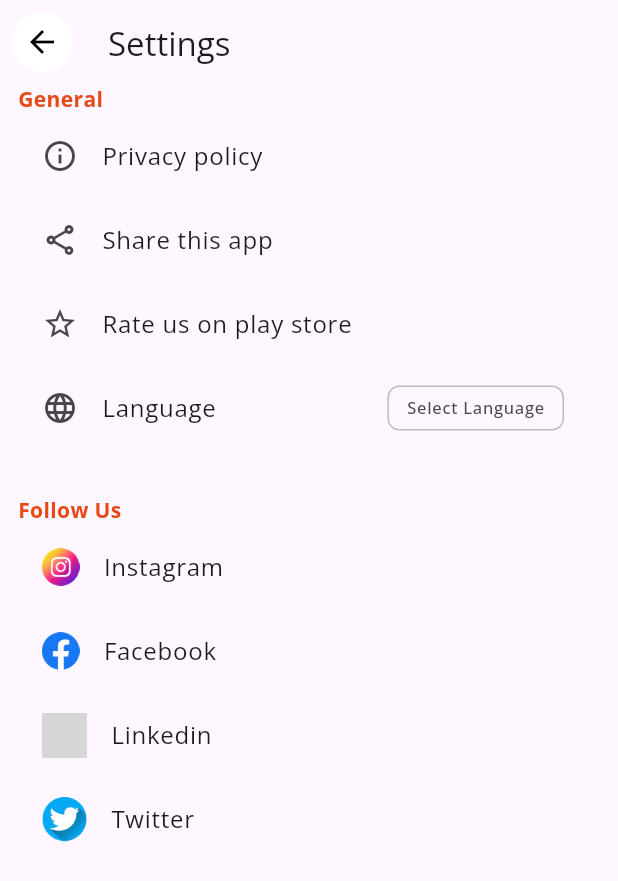
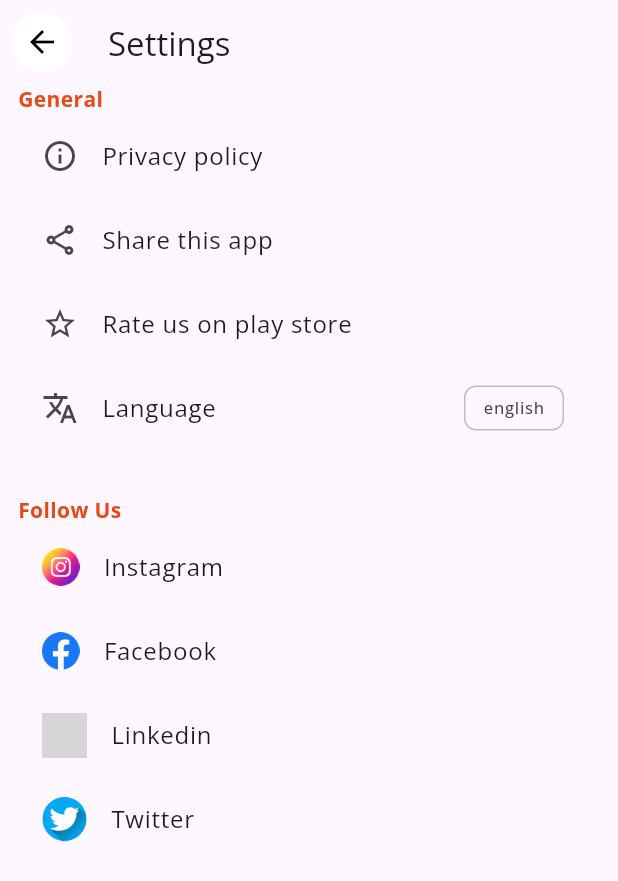
Before and after one commit to Techlyverse/dailyquotes, a Flutter app: the screen it shows after launch, after a tap on the "settings" icon, on a phone screen of 412 x 824 dp. Shown: the top 881 px of the screen. Run offline on Flutter 3.47's test engine with Material 3 defaults, Android fonts, the light colour scheme and no system bars; our stand-ins replace cloud_firestore, firebase_core, flutter_riverpod, google_fonts, riverpod_annotation, share_plus and 1 more; accounts and stored records are empty; generated files the repository leaves out were written again; grey boxes are pictures that could not be loaded.

Commit message:
minor changes

```diff
--- a/lib/preferences/preferences.dart
+++ b/lib/preferences/preferences.dart
@@ -8,6 +8,7 @@ class Preferences {
   static const String _imageUrl = "imageUrl";
   static const String _fontIndex = "fontIndex";
   static const String _language = "language";
+  static const String _languages = "languages";
 
   static late final SharedPreferences _prefs;
 
@@ -15,12 +16,20 @@ class Preferences {
     _prefs = await SharedPreferences.getInstance();
   }
 
-  static Future<bool> saveLanguages(String language) async {
+  static Future<bool> saveLanguages(List<String> languages) async {
+    return await _prefs.setStringList(_languages, languages);
+  }
+
+  static List<String> getLanguages() {
+    return _prefs.getStringList(_languages) ?? ["english", "hindi"];
+  }
+
+  static Future<bool> saveLanguage(String language) async {
     return await _prefs.setString(_language, language);
   }
 
-  static String? getLanguages() {
-    return _prefs.getString(_language) ?? "";
+  static String getLanguage() {
+    return _prefs.getString(_language) ?? "english";
   }
 
   static Future<bool> saveGradientIndex(int index) async {
@@ -63,7 +72,7 @@ class Preferences {
     return await _prefs.setInt(_fontIndex, index);
   }
 
-  static int? getFont(){
+  static int? getFont() {
     return _prefs.getInt(_fontIndex);
   }
 }
--- a/lib/screens/home/category_tab.dart
+++ b/lib/screens/home/category_tab.dart
@@ -9,12 +9,10 @@ import 'package:dailyquotes/provider/font_provider.dart';
 import 'package:flutter_riverpod/flutter_riverpod.dart';
 import 'package:dailyquotes/preferences/preferences.dart';
 
-
 class CategoryTab extends ConsumerWidget {
+  const CategoryTab({super.key, required this.category});
   final String category;
-  final String? langs = Preferences.getLanguages();
-   CategoryTab({super.key, required this.category});
-
+  static final List<String> languages = Preferences.getLanguages();
 
   @override
   Widget build(BuildContext context, WidgetRef ref) {
@@ -24,7 +22,7 @@ class CategoryTab extends ConsumerWidget {
             stream: FirebaseFirestore.instance
                 .collection('Facts')
                 .where('category', arrayContains: category)
-                .where('language', isEqualTo: langs)
+                .where('language', isEqualTo: languages)
                 .snapshots(),
             builder: (context, snapshot) {
               if (snapshot.hasError) {
--- a/lib/screens/home/home_screen.dart
+++ b/lib/screens/home/home_screen.dart
@@ -11,24 +11,36 @@ import 'package:flutter_riverpod/flutter_riverpod.dart';
 import '../settings/setting.dart';
 import 'background_sheet.dart';
 
-class HomeScreen extends ConsumerWidget {
-  HomeScreen({super.key});
-   final List<String> categories = ["Horror", "Comedy", "Romance", "Love"];
-  late List<String> languages = [];
+class HomeScreen extends ConsumerStatefulWidget {
+  const HomeScreen({super.key});
 
   @override
-  Widget build(BuildContext context, WidgetRef ref) {
+  ConsumerState<HomeScreen> createState() => _HomeScreenState();
+}
+
+class _HomeScreenState extends ConsumerState<HomeScreen> {
+  List<String> categories = [];
+  List<String> languages = [];
+
+  @override
+  void initState() {
+    super.initState();
+    getAppInfo();
+  }
 
 
+  @override
+  Widget build(BuildContext context) {
     return Container(
       decoration: ref.watch(bgNotifierProvider),
       child: Scaffold(
         backgroundColor: Colors.transparent,
         body: Padding(
-          padding: const EdgeInsets.only(left : 20.0, top: 40, right: 20, bottom: 20 ),
+          padding:
+              const EdgeInsets.only(left: 20.0, top: 40, right: 20, bottom: 20),
           child: DefaultTabController(
             length: categories.length,
-            child:  Column(
+            child: Column(
               children: [
                 TabBar(tabs: [
                   Tab(text: 'Horror'),
@@ -39,13 +51,21 @@ class HomeScreen extends ConsumerWidget {
                   //   Tab(text: i),
                   // }
                 ]),
-                Expanded(child: TabBarView(children: [
-                  CategoryTab( category: 'Horror',),
-                  CategoryTab(category: 'Comedy',),
-                  CategoryTab(category: 'Romance',),
-                  CategoryTab(category: 'Love',),
+                Expanded(
+                    child: TabBarView(children: [
+                  CategoryTab(
+                    category: 'Horror',
+                  ),
+                  CategoryTab(
+                    category: 'Comedy',
+                  ),
+                  CategoryTab(
+                    category: 'Romance',
+                  ),
+                  CategoryTab(
+                    category: 'Love',
+                  ),
                 ])),
-
               ],
             ),
           ),
@@ -61,7 +81,7 @@ class HomeScreen extends ConsumerWidget {
   //   }
   // }
 
-  Future<List<String>> getLanguages() async {
+  Future<void> getAppInfo() async {
     try {
       final DocumentSnapshot doc = await FirebaseFirestore.instance
           .collection('app_info')
@@ -70,23 +90,13 @@ class HomeScreen extends ConsumerWidget {
 
       if (doc.exists) {
         final data = doc.data() as Map<String, dynamic>;
-        List<dynamic> langList = data['languages'];
-
-        // Convert dynamic list to List<String>
-         langList.map((lang) => lang.toString()).toList();
-        for(var lang in langList){
-               languages.add(lang);
-               print(languages);
-        }
-        return languages;
+        languages = List.from(data['languages']);
+        categories = List.from(data['categories']);
       } else {
         throw Exception("Document does not exist.");
       }
     } catch (e) {
       print("Error getting languages: $e");
-          return [];
     }
   }
-
-
 }
--- a/lib/screens/settings/setting.dart
+++ b/lib/screens/settings/setting.dart
@@ -1,131 +1,5 @@
-// import "package:dailyquotes/preferences/preferences.dart";
-// import "package:dailyquotes/screens/home/home_screen.dart";
-// import "package:flutter/material.dart";
-// import "package:share_plus/share_plus.dart";
-// import "package:url_launcher/url_launcher_string.dart";
-//
-// import "../../data/app_urls.dart";
-//
-// class SettingScreen extends StatefulWidget {
-//   const SettingScreen({super.key});
-//
-//   @override
-//   State<SettingScreen> createState() => _SettingScreenState();
-// }
-//
-// class _SettingScreenState extends State<SettingScreen> {
-//    late List<String> languages = [] ;
-//
-//
-//   @override
-//   Widget build(BuildContext context) {
-//     List<PopupMenuEntry<dynamic>> menuItems = languages
-//         .map((language) => PopupMenuItem(
-//       value: language,
-//       child: Text(language),
-//     ))
-//         .toList();
-//     return Scaffold(
-//       appBar: AppBar(title: const Text('Settings')),
-//       body: SingleChildScrollView(
-//         padding: const EdgeInsets.symmetric(horizontal: 12),
-//         child: Column(
-//           crossAxisAlignment: CrossAxisAlignment.start,
-//           children: [
-//             Text(
-//               "General",
-//               style: TextStyle(
-//                 color: Colors.deepOrange.shade700,
-//                 fontWeight: FontWeight.bold,
-//               ),
-//             ),
-//             ListTile(
-//               leading: const Icon(Icons.language_outlined),
-//               title: const Text('Language'),
-//               onTap: () async {
-//                 languages = await HomeScreen().getLanguages();
-//
-//                 debugPrint("Language tapped");
-//                 debugPrint("${menuItems[0]}");
-//                 debugPrint("${languages.isNotEmpty}");
-//                 PopupMenuButton<dynamic>(
-//                   itemBuilder: (BuildContext context) {
-//
-//                     return menuItems;
-//                   },
-//                   onSelected: (dynamic language) {
-//                     // Handle the selected option
-//                     Preferences.saveLanguages(language);
-//                   },
-//                 );
-//               },
-//             ),
-//             ListTile(
-//               leading: const Icon(Icons.info_outline),
-//               title: const Text('Privacy policy'),
-//               onTap: () async {
-//                 launchUrlString(AppUrls.privacyPolicyUrl);
-//               },
-//             ),
-//             ListTile(
-//               leading: const Icon(Icons.share_outlined),
-//               title: const Text('Share this app'),
-//               onTap: () async {
-//                 await Share.share(AppUrls.playStoreUrl);
-//               },
-//             ),
-//             ListTile(
-//               leading: const Icon(Icons.star_border),
-//               title: const Text('Rate us on play store'),
-//               onTap: () async {
-//                 launchUrlString(AppUrls.playStoreUrl);
-//               },
-//             ),
-//             const SizedBox(height: 30),
-//             Text(
-//               "Follow Us",
-//               style: TextStyle(
-//                 color: Colors.deepOrange.shade700,
-//                 fontWeight: FontWeight.bold,
-//               ),
-//             ),
-//             ListTile(
-//               leading: Image.asset("assets/icons/instagram.png", height: 25),
-//               title: const Text('Instagram'),
-//               onTap: () async {
-//                 launchUrlString(AppUrls.instagramUrl);
-//               },
-//             ),
-//             ListTile(
-//               leading: Image.asset("assets/icons/facebook.png", height: 25),
-//               title: const Text('Facebook'),
-//               onTap: () async {
-//                 launchUrlString(AppUrls.facebookUrl);
-//               },
-//             ),
-//             ListTile(
-//               leading: Image.asset("assets/icons/linkedin.png", height: 30),
-//               title: const Text('Linkedin'),
-//               onTap: () async {
-//                 launchUrlString(AppUrls.linkedinUrl);
-//               },
-//             ),
-//             ListTile(
-//               leading: Image.asset("assets/icons/twitter.png", height: 30),
-//               title: const Text('Twitter'),
-//               onTap: () async {
-//                 launchUrlString(AppUrls.twitterUrl);
-//               },
-//             ),
-//           ],
-//         ),
-//       ),
-//     );
-//   }
-// }
 import "package:cloud_firestore/cloud_firestore.dart";
 import "package:dailyquotes/preferences/preferences.dart";
-import "package:dailyquotes/screens/home/home_screen.dart";
 import "package:flutter/material.dart";
 import "package:share_plus/share_plus.dart";
 import "package:url_launcher/url_launcher_string.dart";
@@ -141,13 +15,12 @@ class SettingScreen extends StatefulWidget {
 
 class _SettingScreenState extends State<SettingScreen> {
   List<String> _languages = [];
-  String _selectedLanguage = 'Select Language'; // Default display
+  String _selectedLanguage = Preferences.getLanguage();
 
   @override
   void initState() {
     super.initState();
     loadLanguages();
-
   }
 
   Future<void> loadLanguages() async {
@@ -159,8 +32,6 @@ class _SettingScreenState extends State<SettingScreen> {
 
   Future<List<String>> getLanguages() async {
     try {
-      // final langs = await Preferences.getLanguages();
-      // debugPrint('Stored languages: $langs');
       final DocumentSnapshot doc = await FirebaseFirestore.instance
           .collection('app_info')
           .doc('info')
@@ -218,15 +89,13 @@ class _SettingScreenState extends State<SettingScreen> {
               },
             ),
             ListTile(
-              leading: const Icon(Icons.language),
+              leading: const Icon(Icons.translate),
               title: const Text('Language'),
               trailing: PopupMenuButton<String>(
                 onSelected: (String value) {
                   setState(() {
                     _selectedLanguage = value;
-                    Preferences.saveLanguages(value);
-
-
+                    Preferences.saveLanguage(value);
                   });
                 },
                 itemBuilder: (BuildContext context) {
@@ -239,7 +108,7 @@ class _SettingScreenState extends State<SettingScreen> {
                 },
                 child: Container(
                   padding:
-                  const EdgeInsets.symmetric(horizontal: 12, vertical: 6),
+                      const EdgeInsets.symmetric(horizontal: 12, vertical: 6),
                   decoration: BoxDecoration(
                     border: Border.all(color: Colors.grey.shade400),
                     borderRadius: BorderRadius.circular(8),
@@ -282,7 +151,6 @@ class _SettingScreenState extends State<SettingScreen> {
               title: const Text('Twitter'),
               onTap: () async {
                 //launchUrlString(AppUrls.twitterUrl);
-
               },
             ),
           ],
```
